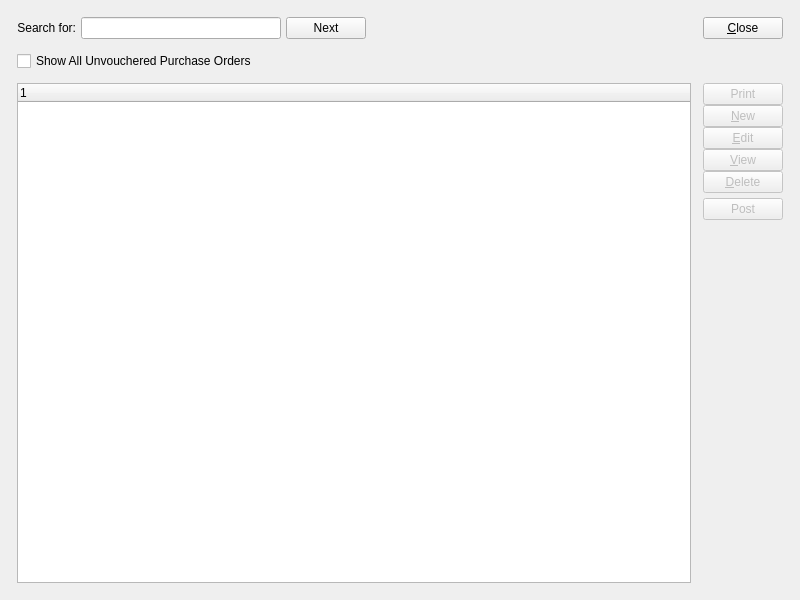
This is xtuple/trunk/guiclient/unpostedPurchaseOrders.ui in WooodHead/xtuple as Qt 5 draws it before an edit. The edited form follows.
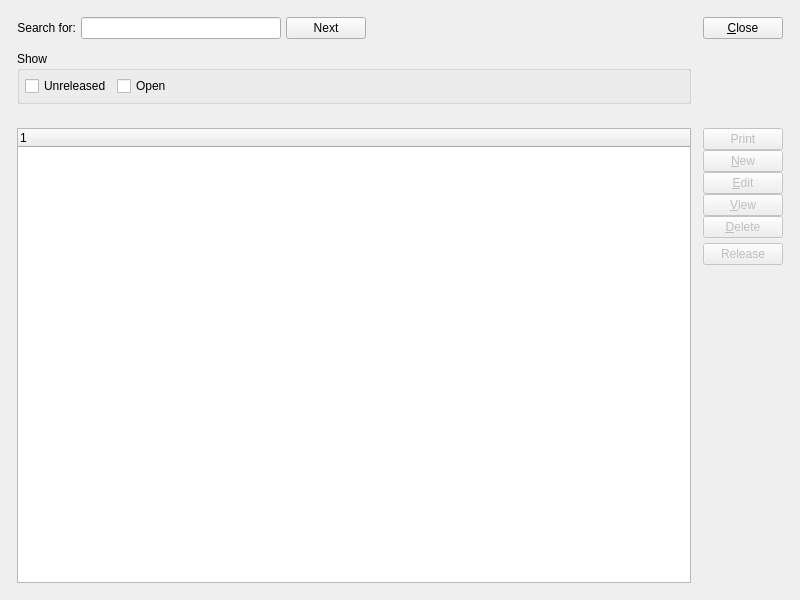
This is the edited form. Custom widgets are drawn as their Qt base class.

```diff
--- a/xtuple/trunk/guiclient/unpostedPurchaseOrders.ui
+++ b/xtuple/trunk/guiclient/unpostedPurchaseOrders.ui
@@ -82,7 +82,7 @@
        </item>
       </layout>
      </item>
-     <item row="0" column="1" rowspan="2">
+     <item row="0" column="1" rowspan="3">
       <layout class="QVBoxLayout" name="verticalLayout">
        <item>
         <widget class="QPushButton" name="_close">
@@ -106,17 +106,10 @@
        </item>
       </layout>
      </item>
-     <item row="1" column="0">
-      <widget class="XCheckBox" name="_allOpenOrders">
-       <property name="text">
-        <string>Show All Unvouchered Purchase Orders</string>
-       </property>
-      </widget>
-     </item>
-     <item row="2" column="0">
+     <item row="3" column="0">
       <widget class="XTreeWidget" name="_pohead"/>
      </item>
-     <item row="2" column="1">
+     <item row="3" column="1">
       <layout class="QVBoxLayout">
        <property name="spacing">
         <number>5</number>
@@ -189,7 +182,7 @@
             <bool>false</bool>
            </property>
            <property name="text">
-            <string>Post</string>
+            <string>Release</string>
            </property>
           </widget>
          </item>
@@ -213,6 +206,42 @@
        </item>
       </layout>
      </item>
+     <item row="1" column="0">
+      <widget class="QGroupBox" name="groupBox">
+       <property name="title">
+        <string>Show</string>
+       </property>
+       <layout class="QHBoxLayout" name="horizontalLayout_2">
+        <item>
+         <widget class="XCheckBox" name="_allOpenOrders">
+          <property name="text">
+           <string>Unreleased</string>
+          </property>
+         </widget>
+        </item>
+        <item>
+         <widget class="XCheckBox" name="xCheckBox">
+          <property name="text">
+           <string>Open</string>
+          </property>
+         </widget>
+        </item>
+        <item>
+         <spacer name="horizontalSpacer_2">
+          <property name="orientation">
+           <enum>Qt::Horizontal</enum>
+          </property>
+          <property name="sizeHint" stdset="0">
+           <size>
+            <width>40</width>
+            <height>20</height>
+           </size>
+          </property>
+         </spacer>
+        </item>
+       </layout>
+      </widget>
+     </item>
     </layout>
    </item>
   </layout>
```
Left out of the diff: 6 changed lines with no effect on the pictures.
